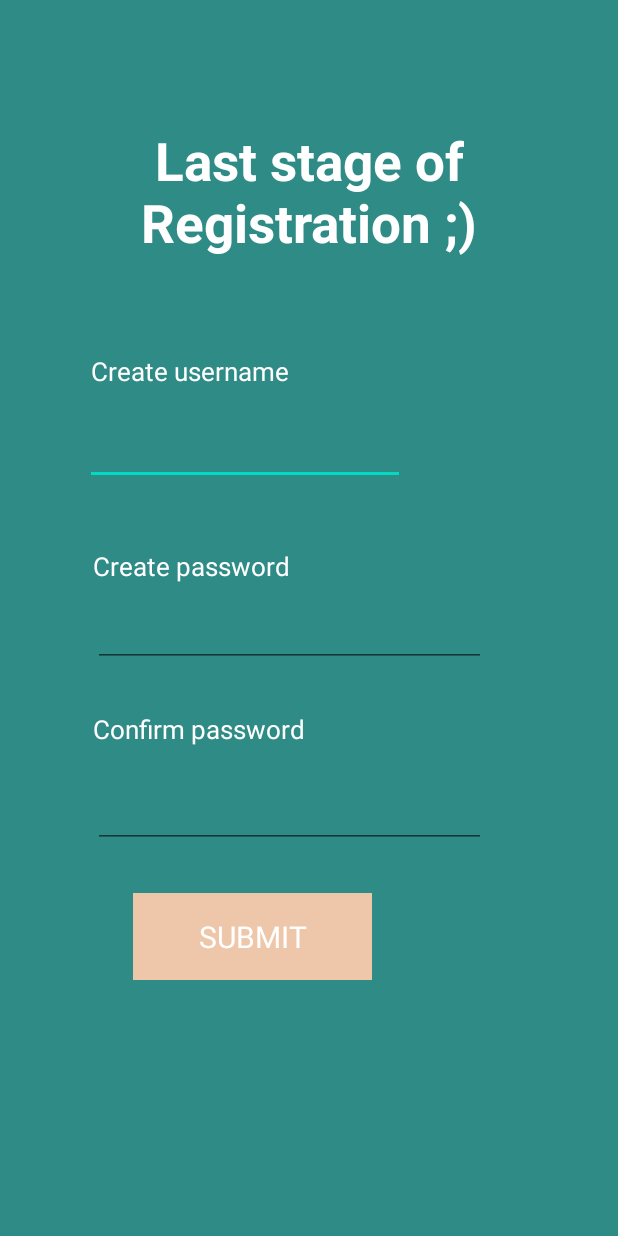
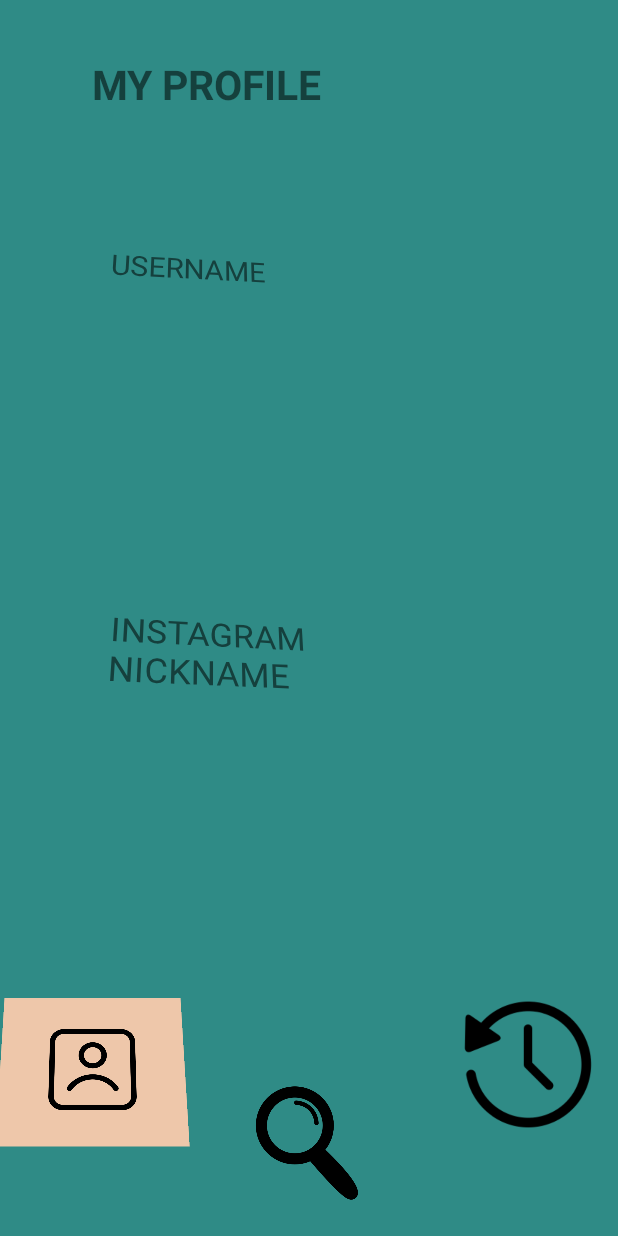
Before and after one commit to GHovhannes/Application, an Android app: the RegisterLastStageActivity screen opened directly, with no data from a screen before it, after a tap on "SUBMIT", on a phone screen of 412 x 824 dp. Run offline under Robolectric (Android 15) with nearby library versions, the phone set to English and light mode, and no system bars; our stand-ins replace Room's generated code.

Commit message:
Finding code changes

```diff
--- /dev/null
+++ b/app/src/main/java/com/example/finding/ProfilePageActivity.java
@@ -0,0 +1,38 @@
+package com.example.finding;
+
+import androidx.appcompat.app.AppCompatActivity;
+
+import android.content.Intent;
+import android.os.Bundle;
+import android.view.View;
+import android.widget.ImageView;
+
+public class ProfilePageActivity extends AppCompatActivity {
+
+    @Override
+    protected void onCreate(Bundle savedInstanceState) {
+        super.onCreate(savedInstanceState);
+        setContentView(R.layout.activity_profile_page);
+
+        ImageView search = findViewById(R.id.search);
+        ImageView history = findViewById(R.id.history);
+
+        search.setOnClickListener(new View.OnClickListener() {
+            @Override
+            public void onClick(View v) {
+                Intent searchPage = new Intent(
+                        getApplicationContext(), SearchPageActivity.class);
+                startActivity(searchPage);
+            }
+        });
+
+        history.setOnClickListener(new View.OnClickListener() {
+            @Override
+            public void onClick(View v) {
+                Intent historyPage = new Intent(
+                        getApplicationContext(), HistoryPageActivity.class);
+                startActivity(historyPage);
+            }
+        });
+    }
+}
--- a/app/src/main/java/com/example/finding/RegisterLastStageActivity.java
+++ b/app/src/main/java/com/example/finding/RegisterLastStageActivity.java
@@ -2,14 +2,14 @@ package com.example.finding;
 
 import androidx.appcompat.app.AppCompatActivity;
 
+import android.content.Intent;
 import android.graphics.Color;
 import android.os.Bundle;
 import android.view.View;
-import android.widget.Button;
 import android.widget.EditText;
 import android.widget.TextView;
 
-import java.util.LinkedList;
+import database.UsersEntity;
 
 public class RegisterLastStageActivity extends AppCompatActivity {
 
@@ -17,9 +17,8 @@ public class RegisterLastStageActivity extends AppCompatActivity {
     protected void onCreate(Bundle savedInstanceState) {
         super.onCreate(savedInstanceState);
         setContentView(R.layout.activity_register_last_stage);
-        LinkedList<UserClass> usernames = new LinkedList<>();
         EditText pass = findViewById(R.id.editTextTextPassword);
-        EditText user = findViewById(R.id.create_username);
+        EditText username = findViewById(R.id.create_username);
         EditText confirmPassword = findViewById(R.id.confirm_password);
         TextView isPasswordCorrect = findViewById(R.id.confirm_password_text);
         TextView submit = findViewById(R.id.submit);
@@ -29,14 +28,30 @@ public class RegisterLastStageActivity extends AppCompatActivity {
             public void onClick(View v) {
                 String password = String.valueOf(pass.getText());
                 String confirmPass = String.valueOf(confirmPassword.getText());
-                String username = String.valueOf(user.getText());
                 if(!password.equals(confirmPass)){
-                    isPasswordCorrect.setText("Passwords do nt match");
+                    isPasswordCorrect.setText("Passwords do not match");
                     isPasswordCorrect.setTextColor(Color.RED);
+                }else{
+                DatabaseFiller db = new DatabaseFiller();
+                db.run();
+                Intent profilePageIntent = new Intent(
+                        getApplicationContext(), ProfilePageActivity.class
+                );
+                startActivity(profilePageIntent);
                 }
-                UserClass users = new UserClass(username,confirmPass);
-                usernames.add(users);
             }
         });
     }
+    class DatabaseFiller extends Thread{
+        EditText username = findViewById(R.id.create_username);
+        EditText pass = findViewById(R.id.editTextTextPassword);
+        @Override
+        public void run() {
+            super.run();
+
+           UsersEntity user = new UsersEntity();
+            user.username = String.valueOf(username.getText());
+            user.password = String.valueOf(pass.getText());
+        }
+    }
 }
--- /dev/null
+++ b/app/src/main/java/database/UsersEntity.java
@@ -0,0 +1,31 @@
+package database;
+
+
+
+
+
+import android.widget.ImageView;
+
+import androidx.room.ColumnInfo;
+import androidx.room.Entity;
+import androidx.room.PrimaryKey;
+
+import java.io.Serializable;
+
+@Entity (tableName = "users")
+public class UsersEntity implements Serializable {
+    @PrimaryKey(autoGenerate = true)
+    public long id;
+
+    @ColumnInfo(name = "username")
+    public String username;
+
+    @ColumnInfo(name = "profile")
+    public String profile;
+
+    @ColumnInfo(name = "password")
+    public String password;
+
+    @ColumnInfo(name = "image")
+    public ImageView image;
+}
--- /dev/null
+++ b/app/src/main/res/layout/activity_profile_page.xml
@@ -0,0 +1,108 @@
+<?xml version="1.0" encoding="utf-8"?>
+<androidx.constraintlayout.widget.ConstraintLayout xmlns:android="http://schemas.android.com/apk/res/android"
+    xmlns:app="http://schemas.android.com/apk/res-auto"
+    xmlns:tools="http://schemas.android.com/tools"
+    android:layout_width="match_parent"
+    android:layout_height="match_parent"
+    android:background="#2F8B86"
+    tools:context=".ProfilePageActivity">
+
+    <ImageView
+        android:id="@+id/profile"
+        android:layout_width="123dp"
+        android:layout_height="106dp"
+        android:layout_marginTop="144dp"
+        android:layout_marginBottom="4dp"
+        android:background="#EEC7AA"
+        android:padding="2dp"
+        android:rotationX="21"
+        android:src="@drawable/profile"
+        app:layout_constraintBottom_toBottomOf="parent"
+        app:layout_constraintEnd_toEndOf="parent"
+        app:layout_constraintHorizontal_bias="0.0"
+        app:layout_constraintStart_toStartOf="parent"
+        app:layout_constraintTop_toBottomOf="@+id/profile_insta"
+        tools:ignore="MissingConstraints" />
+
+    <ImageView
+        android:id="@+id/history"
+        android:layout_width="120dp"
+        android:layout_height="95dp"
+        android:layout_marginTop="147dp"
+        android:layout_marginBottom="12dp"
+        android:src="@drawable/history"
+        app:layout_constraintBottom_toBottomOf="parent"
+        app:layout_constraintEnd_toEndOf="parent"
+        app:layout_constraintHorizontal_bias="1.0"
+        app:layout_constraintStart_toStartOf="parent"
+        app:layout_constraintTop_toBottomOf="@+id/profile_insta" />
+
+    <ImageView
+        android:id="@+id/search"
+        android:layout_width="161dp"
+        android:layout_height="123dp"
+        android:src="@drawable/search"
+        app:layout_constraintBottom_toBottomOf="parent"
+        app:layout_constraintEnd_toEndOf="parent"
+        app:layout_constraintStart_toStartOf="parent" />
+
+    <ImageView
+        android:id="@+id/user_image"
+        android:layout_width="wrap_content"
+        android:layout_height="wrap_content"
+        android:layout_marginStart="67dp"
+        android:layout_marginTop="30dp"
+        android:layout_marginEnd="216dp"
+        app:layout_constraintEnd_toEndOf="parent"
+        app:layout_constraintStart_toStartOf="parent"
+        app:layout_constraintTop_toBottomOf="@+id/textView4"
+        tools:ignore="MissingConstraints"
+        tools:srcCompat="@tools:sample/avatars" />
+
+    <TextView
+        android:id="@+id/textView4"
+        android:layout_width="159dp"
+        android:layout_height="52dp"
+        android:layout_marginStart="61dp"
+        android:layout_marginTop="37dp"
+        android:layout_marginEnd="191dp"
+        android:text="MY PROFILE"
+        android:textSize="27sp"
+        android:textStyle="bold"
+        app:layout_constraintEnd_toEndOf="parent"
+        app:layout_constraintStart_toStartOf="parent"
+        app:layout_constraintTop_toTopOf="parent"
+        tools:ignore="MissingConstraints" />
+
+    <TextView
+        android:id="@+id/profile_username"
+        android:layout_width="134dp"
+        android:layout_height="56dp"
+        android:layout_marginStart="73dp"
+        android:layout_marginTop="45dp"
+        android:layout_marginEnd="204dp"
+        android:rotationX="21"
+        android:rotationY="8"
+        android:text="USERNAME"
+        android:textSize="20sp"
+        app:layout_constraintEnd_toEndOf="parent"
+        app:layout_constraintStart_toStartOf="parent"
+        app:layout_constraintTop_toBottomOf="@+id/user_image" />
+
+    <TextView
+        android:id="@+id/profile_insta"
+        android:layout_width="138dp"
+        android:layout_height="54dp"
+        android:layout_marginStart="73dp"
+        android:layout_marginTop="75dp"
+        android:layout_marginEnd="200dp"
+        android:layout_marginBottom="131dp"
+        android:rotationX="21"
+        android:rotationY="8"
+        android:text="INSTAGRAM NICKNAME"
+        android:textSize="23sp"
+        app:layout_constraintBottom_toTopOf="@+id/search"
+        app:layout_constraintEnd_toEndOf="parent"
+        app:layout_constraintStart_toStartOf="parent"
+        app:layout_constraintTop_toBottomOf="@+id/profile_username" />
+</androidx.constraintlayout.widget.ConstraintLayout>
--- /dev/null
+++ b/app/src/main/res/values/dimens.xml
@@ -0,0 +1,5 @@
+<resources>
+    <!-- Default screen margins, per the Android Design guidelines. -->
+    <dimen name="activity_horizontal_margin">16dp</dimen>
+    <dimen name="activity_vertical_margin">16dp</dimen>
+</resources>
--- a/app/src/main/res/values/strings.xml
+++ b/app/src/main/res/values/strings.xml
@@ -1,3 +1,7 @@
 <resources>
     <string name="app_name">FindinG</string>
+    <string name="title_activity_home_page">HomePageActivity</string>
+    <string name="title_home">Home</string>
+    <string name="title_dashboard">Dashboard</string>
+    <string name="title_notifications">Notifications</string>
 </resources>
--- a/settings.gradle
+++ b/settings.gradle
@@ -14,3 +14,4 @@ dependencyResolutionManagement {
 }
 rootProject.name = "FindinG"
 include ':app'
+include ':OpenCV'
```
Also changed, not shown: app/build.gradle (+16 -7 lines), app/src/main/AndroidManifest.xml (+12 -3 lines), app/src/main/java/com/example/finding/HistoryPageActivity.java (added, +38 -0 lines), app/src/main/java/com/example/finding/SearchPageActivity.java (added, +121 -0 lines), app/src/main/java/database/AppDatabase.java (added, +10 -0 lines), app/src/main/java/database/Database.java (added, +26 -0 lines), app/src/main/java/database/UsersDao.java (added, +13 -0 lines), app/src/main/res/layout/activity_history_page.xml (added, +44 -0 lines), app/src/main/res/layout/activity_search_page.xml (added, +173 -0 lines), app/src/main/res/drawable/history.png (added), app/src/main/res/drawable/profile.png (added), app/src/main/res/drawable/search.png (added), 2 other files.
